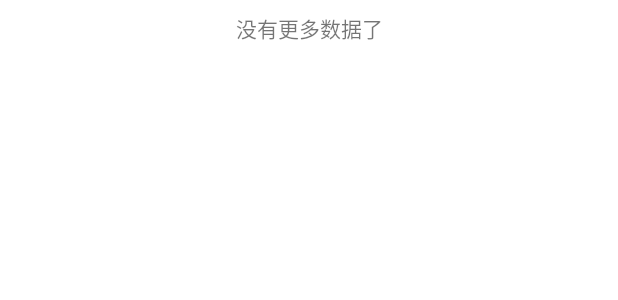
After one commit to zhaojfGithub/wanandroid, an Android app: the layout include_item_end.xml on its own in the app's theme, with its tools: preview values and no code run, on a phone screen of 412 x 824 dp. The commit adds this screen. Shown: the top 300 px of the screen. Run offline under Robolectric (Android 15) with nearby library versions, the phone set to English and light mode, and no system bars; network calls fail.

Commit message:
这是我觉得封装adapter最好的一次

```diff
--- a/app/src/main/java/com/zhao/wanandroid/base/BindingViewHolder.kt
+++ b/app/src/main/java/com/zhao/wanandroid/base/adapter/BindingViewHolder.kt
@@ -1,4 +1,4 @@
-package com.zhao.wanandroid.base
+package com.zhao.wanandroid.base.adapter
 
 import androidx.databinding.ViewDataBinding
 import androidx.recyclerview.widget.RecyclerView
--- a/app/src/main/java/com/zhao/wanandroid/ui/main/activity/MainActivity.kt
+++ b/app/src/main/java/com/zhao/wanandroid/ui/main/activity/MainActivity.kt
@@ -11,7 +11,7 @@ import com.zhao.wanandroid.base.adapter.RecyclerMoveInterface
 import com.zhao.wanandroid.databinding.ActivityMainBinding
 import com.zhao.wanandroid.databinding.DrawerHeaderBinding
 import com.zhao.wanandroid.ui.main.fragment.ProjectFragment
-import com.zhao.wanandroid.ui.main.fragment.SystemFragment
+import com.zhao.wanandroid.ui.main.fragment.system.SystemFragment
 import com.zhao.wanandroid.ui.main.fragment.home.HomeFragment
 import com.zhao.wanandroid.ui.main.fragment.open_number.OpenNumberFragment
 import com.zhao.wanandroid.ui.main.fragment.plaza.PlazaFragment
--- a/app/src/main/java/com/zhao/wanandroid/ui/main/fragment/home/HomeItemLabelAdapter.kt
+++ b/app/src/main/java/com/zhao/wanandroid/ui/main/fragment/home/HomeItemLabelAdapter.kt
@@ -1,10 +1,11 @@
 package com.zhao.wanandroid.ui.main.fragment.home
 
+import android.view.ViewGroup
 import androidx.core.content.ContextCompat
 import androidx.databinding.ViewDataBinding
 import com.zhao.wanandroid.R
 import com.zhao.wanandroid.base.adapter.BaseSimplifiedAdapter
-import com.zhao.wanandroid.base.BindingViewHolder
+import com.zhao.wanandroid.base.adapter.BindingViewHolder
 import com.zhao.wanandroid.bean.ArticleItemBean
 import com.zhao.wanandroid.databinding.ItemLabelBinding
 import com.zhao.wanandroid.utils.ThemeColorUtil
@@ -31,7 +32,7 @@ class HomeItemLabelAdapter(data: ArticleItemBean) : BaseSimplifiedAdapter<ItemLa
         return R.layout.item_label
     }
 
-    override fun onBindBindingHolder(holder: BindingViewHolder<ItemLabelBinding>, position: Int) {
+    override fun onBindBindingViewHolder(holder: BindingViewHolder<ItemLabelBinding>, position: Int) {
         holder.binding.data = list[position]
         when (list[position]) {
             "本站发布" -> {
--- a/app/src/main/res/layout/fragment_system.xml
+++ b/app/src/main/res/layout/fragment_system.xml
@@ -6,19 +6,19 @@
 
         <variable
             name="data"
-            type="com.zhao.wanandroid.ui.main.activity.MainViewModel" />
+            type="com.zhao.wanandroid.ui.main.fragment.system.SystemViewModel" />
     </data>
 
     <FrameLayout
         android:layout_width="match_parent"
         android:layout_height="match_parent"
-        tools:context=".ui.main.fragment.SystemFragment">
+        tools:context=".ui.main.fragment.system.SystemFragment">
 
         <!-- TODO: Update blank fragment layout -->
         <TextView
             android:layout_width="match_parent"
             android:layout_height="match_parent"
-            android:text="@{data.name2}" />
+             />
 
     </FrameLayout>
 </layout>
--- /dev/null
+++ b/app/src/main/res/layout/include_item_end.xml
@@ -0,0 +1,27 @@
+<?xml version="1.0" encoding="utf-8"?>
+<layout xmlns:app="http://schemas.android.com/apk/res-auto"
+    xmlns:android="http://schemas.android.com/apk/res/android">
+
+    <data>
+        <variable
+            name="data"
+            type="Boolean" />
+        <import type="android.view.View"/>
+    </data>
+
+    <androidx.constraintlayout.widget.ConstraintLayout
+        android:layout_width="match_parent"
+        android:layout_height="wrap_content">
+
+        <com.google.android.material.textview.MaterialTextView
+            android:id="@+id/tvNoData"
+            android:visibility="@{data ? View.VISIBLE : View.GONE}"
+            android:padding="@dimen/view_8sp"
+            android:layout_width="wrap_content"
+            android:layout_height="wrap_content"
+            android:text="@string/no_more_data"
+            app:layout_constraintEnd_toEndOf="parent"
+            app:layout_constraintStart_toStartOf="parent"
+            app:layout_constraintTop_toTopOf="parent" />
+    </androidx.constraintlayout.widget.ConstraintLayout>
+</layout>
--- a/app/src/main/res/values/strings.xml
+++ b/app/src/main/res/values/strings.xml
@@ -38,4 +38,7 @@
     <string name="drawer_exit">退出登录</string>
     <string name="backslash"> / </string>
     <string name="add">add</string>
+    <string name="no_loading">没有更多数据</string>
+    <string name="no_more_data">没有更多数据了</string>
+    <string name="show_item_header">头部显示</string>
 </resources>
```
Also changed, not shown: app/src/main/java/com/zhao/wanandroid/base/adapter/AdapterInterface.kt (+39 -0 lines), app/src/main/java/com/zhao/wanandroid/base/adapter/BaseBindingAdapter.kt (+7 -2 lines), app/src/main/java/com/zhao/wanandroid/base/adapter/BaseSimplifiedAdapter.kt (+6 -8 lines), app/src/main/java/com/zhao/wanandroid/base/adapter/BaseUniversalAdapter.kt (+108 -3 lines), app/src/main/java/com/zhao/wanandroid/ui/main/fragment/home/HomeAdapter.kt (+11 -22 lines), app/src/main/java/com/zhao/wanandroid/ui/main/fragment/open_number/OpenNumberItemAdapter.kt (+7 -7 lines), app/src/main/java/com/zhao/wanandroid/ui/main/fragment/plaza/PlazaAdapter.kt (+7 -6 lines), app/src/main/java/com/zhao/wanandroid/ui/main/fragment/system/SystemFragment.kt (renamed from app/src/main/java/com/zhao/wanandroid/ui/main/fragment/SystemFragment.kt, +4 -4 lines), app/src/main/java/com/zhao/wanandroid/ui/main/fragment/system/SystemItemAdapter.kt (added, +9 -0 lines), app/src/main/java/com/zhao/wanandroid/ui/main/fragment/system/SystemViewModel.kt (added, +13 -0 lines), app/src/main/res/layout/include_item_start.xml (added, +29 -0 lines).
